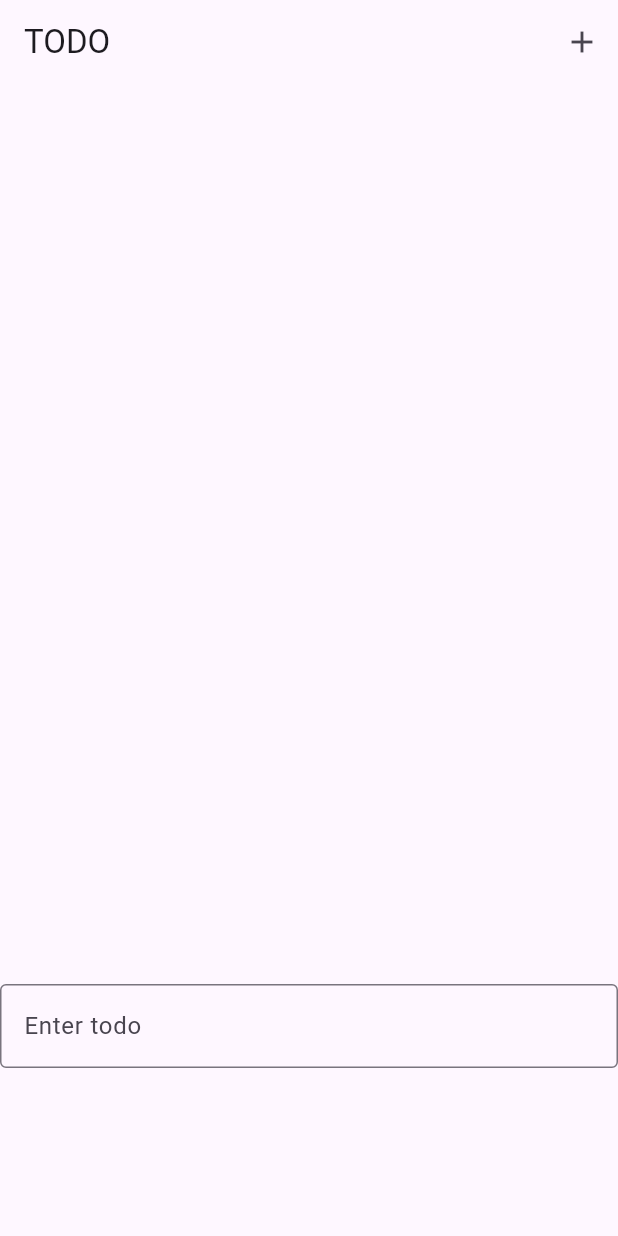
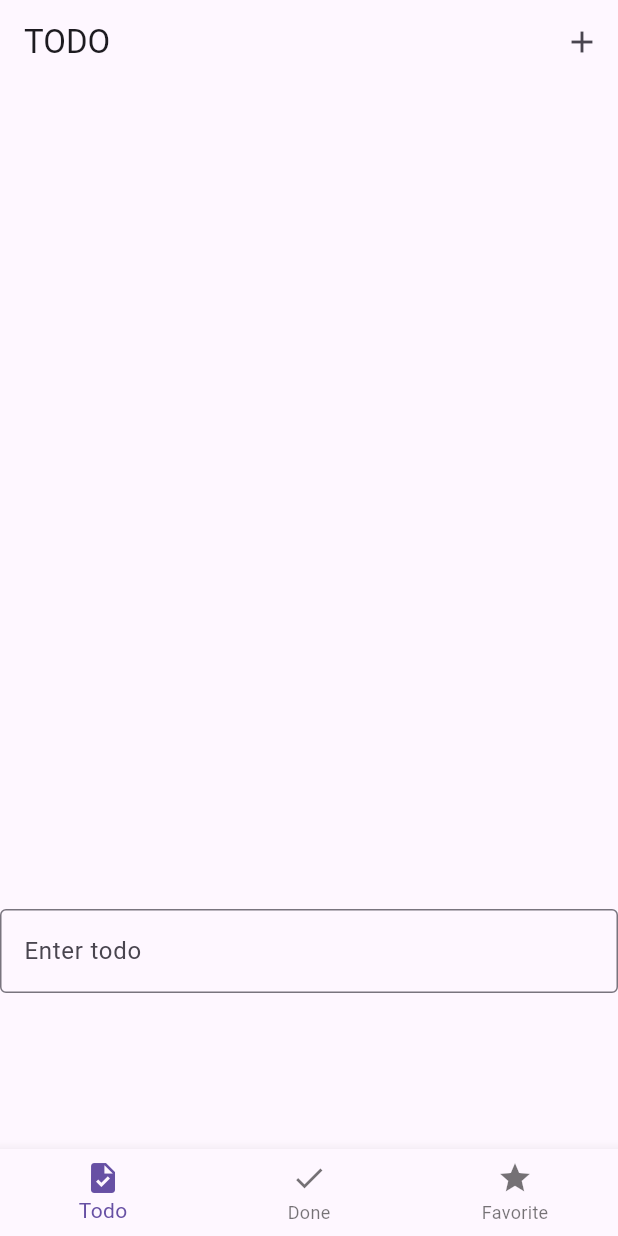
Before and after one commit to kyuyoungheo/flutter-study, a Flutter app: the screen it shows after launch, after a tap on the "add" icon, on a phone screen of 412 x 824 dp. Run offline on Flutter 3.47's test engine with Material 3 defaults, Android fonts, the phone set to English and light mode, and no system bars.

Commit message:
feat: Add TabView
Signed-off-by: kyuyoungheo <kyuyoung.heo@snplab.io>

```diff
--- /dev/null
+++ b/todo/lib/TabViewWidget.dart
@@ -0,0 +1,52 @@
+import 'package:flutter/cupertino.dart';
+import 'package:flutter/material.dart';
+import 'package:todo/TodoListWidget.dart';
+
+class TabViewWidget extends StatefulWidget {
+  const TabViewWidget({super.key});
+
+  @override
+  _TabViewWidgetState createState() => _TabViewWidgetState();
+}
+
+class _TabViewWidgetState extends State<TabViewWidget> {
+  final List<Widget> _tabPages = <Widget>[
+    TodoListWidget(),
+    const Text('done'),
+    const Text('favorite'),
+  ];
+
+  int _selectedIndex = 0;
+
+  void _onItemTapped(int index) {
+    setState(() {
+      _selectedIndex = index;
+    });
+  }
+
+  @override
+  Widget build(BuildContext context) {
+    return Scaffold(
+        appBar: AppBar(
+          title: const Text("TODO"),
+          actions: [
+            IconButton(
+              onPressed: () { },
+              icon: const Icon(Icons.add)
+            )
+          ],
+        ),
+        body: Center(
+          child: _tabPages.elementAt(_selectedIndex),
+        ),
+        bottomNavigationBar: BottomNavigationBar(
+          items: const [
+            BottomNavigationBarItem(icon: Icon(Icons.task), label: 'Todo'),
+            BottomNavigationBarItem(icon: Icon(Icons.done), label: 'Done'),
+            BottomNavigationBarItem(icon: Icon(Icons.star), label: 'Favorite')
+          ],
+          onTap: _onItemTapped,
+      )
+    );
+  }
+}
--- a/todo/lib/TodoListWidget.dart
+++ b/todo/lib/TodoListWidget.dart
@@ -14,29 +14,22 @@ class TodoListWidget extends StatefulWidget {
 class _TodoListState extends State<TodoListWidget> {
   List<String> todos = <String>[];
   final TextEditingController _textController = TextEditingController();
+
+
   void _addNewTodo() {
     print(_textController.text);
     todos.add(_textController.text);
     _textController.text = '';
   }
 
+
+
   @override
   Widget build(BuildContext context) {
-    return Scaffold(
-      appBar: AppBar(
-        title: const Text("TODO"),
-        actions: [
-          IconButton(
-              onPressed: () {
-
-              },
-              icon: const Icon(Icons.add))
-        ],
-      ),
-      body: Column(
+    return Column(
         children: [
           SizedBox(
-              height: 600,
+              height: 550,
               child: ListView.builder(
                 padding: const EdgeInsets.all(8),
                 itemCount: todos.length,
@@ -62,7 +55,6 @@ class _TodoListState extends State<TodoListWidget> {
             },
           )
         ]
-      )
-    );
+      );
   }
 }
--- a/todo/lib/main.dart
+++ b/todo/lib/main.dart
@@ -1,4 +1,5 @@
 import 'package:flutter/material.dart';
+import 'package:todo/TabViewWidget.dart';
 
 import 'TodoListWidget.dart';
 
@@ -13,7 +14,7 @@ class MyApp extends StatelessWidget {
   Widget build(BuildContext context) {
     return const MaterialApp(
       title: 'Flutter Demo',
-      home: TodoListWidget(),
+      home: TabViewWidget(),
     );
   }
 }
```
